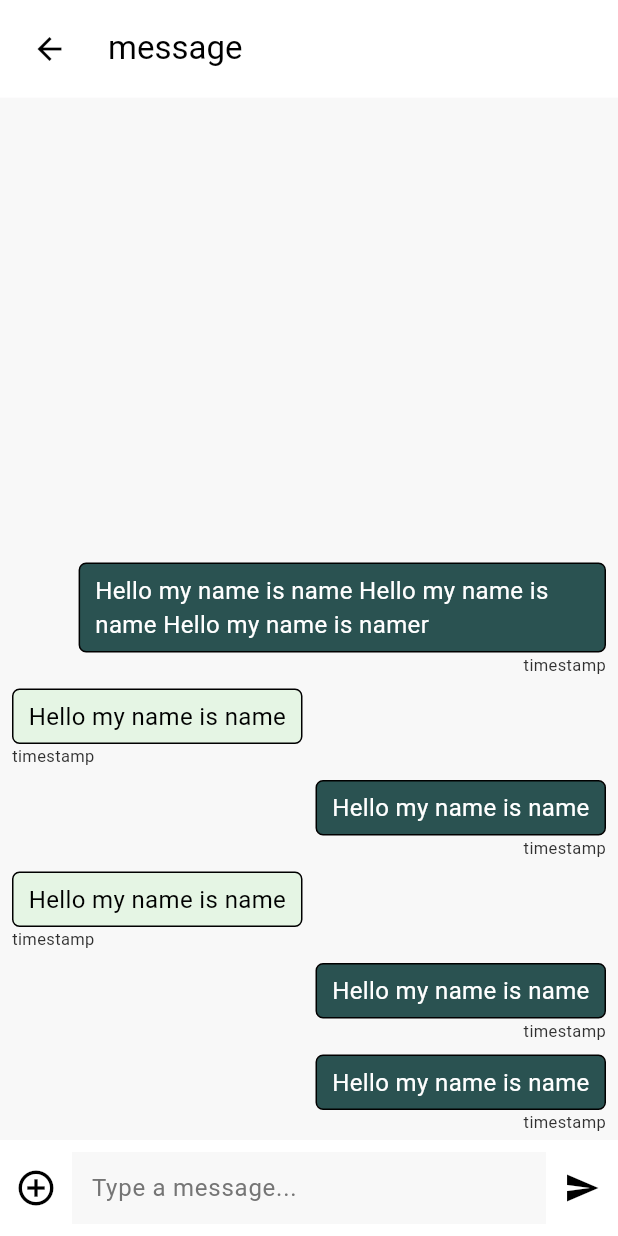
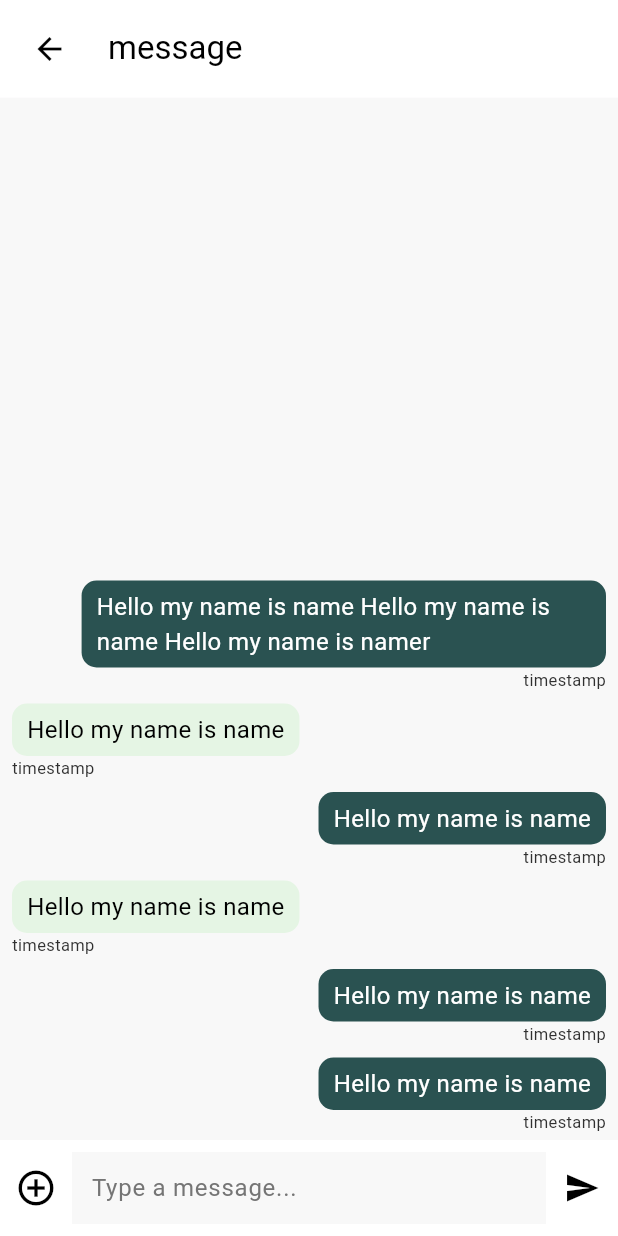
Before and after one commit to SuyeshJadhav/acamedia, a Flutter app: the ChatPage screen opened directly, on a phone screen of 412 x 824 dp. Run offline on Flutter 3.47's test engine with Material 3 defaults, Android fonts, the phone set to English and light mode, and no system bars; our stand-ins replace google_fonts, toggle_switch.

Commit message:
changed message border radius

```diff
--- a/frontend/lib/widgets/message_widgets/message_widget.dart
+++ b/frontend/lib/widgets/message_widgets/message_widget.dart
@@ -31,8 +31,15 @@ class MessageWidget extends StatelessWidget {
           Container(
             decoration: BoxDecoration(
               color: backgroundColor,
-              border: Border.all(color: Colors.black, width: 1),
-              borderRadius: BorderRadius.circular(5),
+              borderRadius: BorderRadius.circular(10),
+              // boxShadow: [
+              //   BoxShadow(
+              //     color: Colors.grey.withOpacity(0.4),
+              //     spreadRadius: 2,
+              //     blurRadius: 5,
+              //     offset: const Offset(0, 2),
+              //   ),
+              // ],
             ),
             child: InkWell(
               onTap: () {
```
